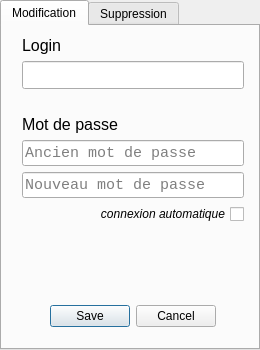
Old version of the form src/views/forms/userformdialog.ui in the repository LP-ACPI/VerrouYEAH.
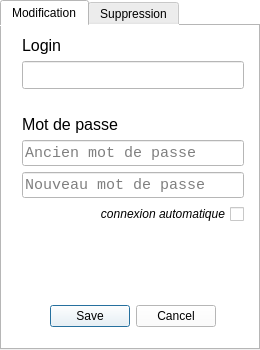
New version of the form.

What changed in the file:
```diff
--- a/src/views/forms/userformdialog.ui
+++ b/src/views/forms/userformdialog.ui
@@ -28,6 +28,9 @@
   <property name="layoutDirection">
    <enum>Qt::LeftToRight</enum>
   </property>
+  <property name="styleSheet">
+   <string notr="true">background-color: rgb(255, 255, 255)</string>
+  </property>
   <widget class="QTabWidget" name="userFormTabs">
    <property name="geometry">
     <rect>
```
